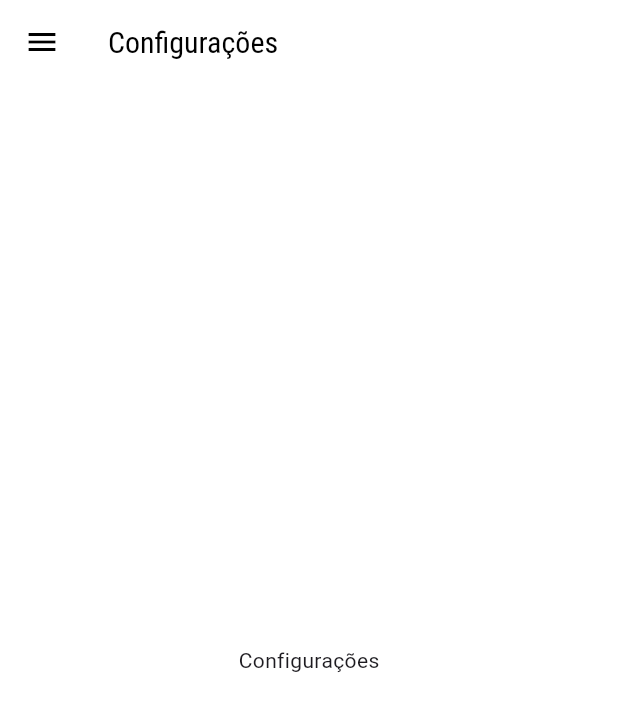
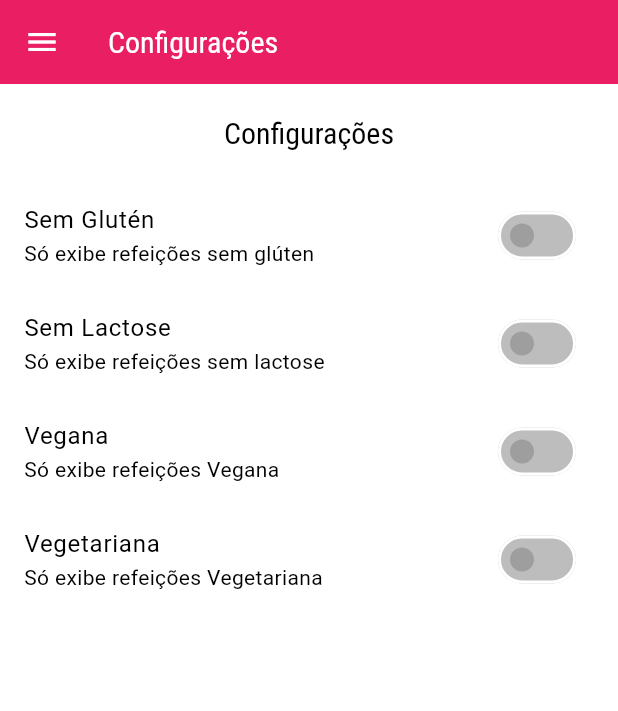
Before and after one commit to Arnaldo-fs/projeto_meal, a Flutter app: the SettingsScreen screen opened by its route, on a phone screen of 412 x 824 dp. Shown: the top 711 px of the screen. Run offline on Flutter 3.47's test engine with Material 3 defaults, Android fonts, the phone set to English and light mode, and no system bars; network calls fail.

Commit message:
add funcionamento das configurações e correção do tema das app bar das outras telas de navegação

```diff
--- a/lib/main.dart
+++ b/lib/main.dart
@@ -1,8 +1,9 @@
-import 'package:flutter/foundation.dart';
 import 'package:flutter/material.dart';
+import 'package:meals/data/dummy_data.dart';
+import 'package:meals/models/meal.dart';
+import 'package:meals/models/settings.dart';
 import 'package:meals/screens/settings_screen.dart';
 import 'package:meals/screens/tabs_screen.dart';
-import 'screens/categories_screen.dart';
 import 'screens/categories_meals_screen.dart';
 import 'screens/meal_detail_screen.dart';
 import 'utils/app_routes.dart';
@@ -11,8 +12,33 @@ void main() {
   runApp(const MyApp());
 }
 
-class MyApp extends StatelessWidget {
+class MyApp extends StatefulWidget {
   const MyApp({Key? key}) : super(key: key);
+
+  @override
+  State<MyApp> createState() => _MyAppState();
+}
+
+class _MyAppState extends State<MyApp> {
+  Settings settings = Settings();
+  List<Meal> _availableMeals = dummyMeals;
+
+  void _filterMeals(Settings settings) {
+    setState(() {
+      this.settings = settings;
+
+      _availableMeals = dummyMeals.where((meal) {
+        final filterGluten = settings.isGlutenFree && !meal.isGlutenFree;
+        final filterLactose = settings.isLactoseFree && !meal.isLactoseFree;
+        final filterVegetarian = settings.isVegetarian && !meal.isVegetarian;
+        final filterVegan = settings.isVegan && !meal.isVegan;
+        return !filterGluten &&
+            !filterLactose &&
+            !filterVegan &&
+            !filterVegetarian;
+      }).toList();
+    });
+  }
 
   @override
   Widget build(BuildContext context) {
@@ -22,6 +48,10 @@ class MyApp extends StatelessWidget {
         colorScheme: ColorScheme.fromSwatch().copyWith(
           primary: Colors.pink,
           secondary: Colors.amber,
+        ),
+        appBarTheme: const AppBarTheme(
+          backgroundColor: Colors.pink,
+          foregroundColor: Colors.white, // Cor do texto e ícones no AppBar
         ),
         fontFamily: 'Raleway',
         textTheme: ThemeData.light().textTheme.copyWith(
@@ -33,9 +63,10 @@ class MyApp extends StatelessWidget {
       ),
       routes: {
         AppRoutes.HOME: (ctx) => TabsScreen(),
-        AppRoutes.CATEGORIES_MEALS: (ctx) => CategoriesMealsScreen(),
+        AppRoutes.CATEGORIES_MEALS: (ctx) =>
+            CategoriesMealsScreen(_availableMeals),
         AppRoutes.MEAL_DETAIL: (ctx) => MealDetailScreen(),
-        AppRoutes.SETTINGS: (ctx) => SettingsScreen(),
+        AppRoutes.SETTINGS: (ctx) => SettingsScreen(settings, _filterMeals),
       },
     );
   }
--- /dev/null
+++ b/lib/models/settings.dart
@@ -0,0 +1,13 @@
+class Settings {
+  bool isGlutenFree;
+  bool isLactoseFree;
+  bool isVegan;
+  bool isVegetarian;
+
+  Settings({
+    this.isGlutenFree = false,
+    this.isLactoseFree = false,
+    this.isVegan = false,
+    this.isVegetarian = false,
+  });
+}
--- a/lib/screens/settings_screen.dart
+++ b/lib/screens/settings_screen.dart
@@ -1,16 +1,91 @@
 import 'package:flutter/material.dart';
 import 'package:meals/components/main_drawer.dart';
+import 'package:meals/models/settings.dart';
 
-class SettingsScreen extends StatelessWidget {
+class SettingsScreen extends StatefulWidget {
+  final Function(Settings) onSettingsChanged;
+  final Settings settings;
+  const SettingsScreen(this.settings, this.onSettingsChanged);
+
+  @override
+  State<SettingsScreen> createState() => _SettingsScreenState();
+}
+
+class _SettingsScreenState extends State<SettingsScreen> {
+  late Settings settings;
+
+  void initState() {
+    super.initState();
+    settings = widget.settings;
+  }
+
   @override
   Widget build(BuildContext context) {
+    Widget _createSwitch(
+      String title,
+      String subtitle,
+      bool value,
+      void Function(bool) onChanged,
+    ) {
+      return SwitchListTile.adaptive(
+        title: Text(title),
+        subtitle: Text(subtitle),
+        value: value,
+        onChanged: (value) {
+          onChanged(value);
+          widget.onSettingsChanged(settings);
+        },
+
+        activeColor:
+            Theme.of(context).colorScheme.primary, // cor quando está ligado
+        inactiveThumbColor: Colors.grey, // botão (círculo) quando desligado
+        inactiveTrackColor: Colors.grey.shade400, // trilho quando desligado
+      );
+    }
+
     return Scaffold(
       appBar: AppBar(
         title: Text('Configurações'),
       ),
       drawer: MainDrawer(),
-      body: Center(
-        child: Text('Configurações'),
+      body: Column(
+        children: [
+          Container(
+            padding: EdgeInsets.all(20),
+            child: Text('Configurações',
+                style: Theme.of(context).textTheme.titleLarge),
+          ),
+          Expanded(
+            child: ListView(
+              children: [
+                _createSwitch(
+                  'Sem Glutén',
+                  'Só exibe refeições sem glúten ',
+                  settings.isGlutenFree,
+                  (value) => setState(() => settings.isGlutenFree = value),
+                ),
+                _createSwitch(
+                  'Sem Lactose',
+                  'Só exibe refeições sem lactose ',
+                  settings.isLactoseFree,
+                  (value) => setState(() => settings.isLactoseFree = value),
+                ),
+                _createSwitch(
+                  'Vegana',
+                  'Só exibe refeições Vegana ',
+                  settings.isVegan,
+                  (value) => setState(() => settings.isVegan = value),
+                ),
+                _createSwitch(
+                  'Vegetariana',
+                  'Só exibe refeições Vegetariana ',
+                  settings.isVegetarian,
+                  (value) => setState(() => settings.isVegetarian = value),
+                ),
+              ],
+            ),
+          ),
+        ],
       ),
     );
   }
```
Also changed, not shown: lib/components/meal_item.dart (+9 -1 lines), lib/screens/categories_meals_screen.dart (+14 -18 lines), lib/screens/meal_detail_screen.dart (+12 -3 lines), lib/screens/tabs_screen.dart (+5 -5 lines).
